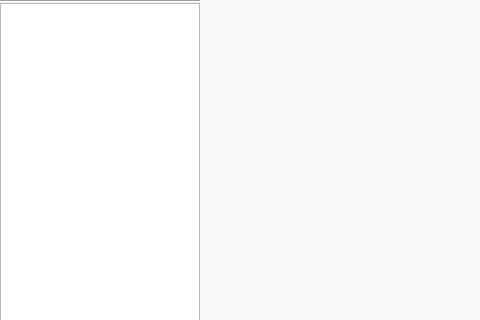
Above: main2window.ui from cuncinc/CloudMusic_Qt before the change; both pictures show x 0 to 480 and y 0 to 320 of the 1290 by 470 pixel window. Below: the same form after it.
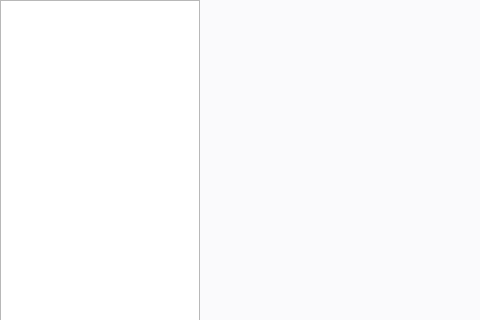
That is the form after the change. Icons and pictures are not drawn. Custom widgets are drawn as their Qt base class.

What changed in the file:
```diff
--- a/main2window.ui
+++ b/main2window.ui
@@ -18,6 +18,9 @@
   <property name="windowTitle">
    <string>MainWindow</string>
   </property>
+  <property name="styleSheet">
+   <string notr="true"/>
+  </property>
   <widget class="QWidget" name="centralwidget">
    <layout class="QHBoxLayout" name="horizontalLayout">
     <property name="spacing">
@@ -40,13 +43,6 @@
       <property name="spacing">
        <number>0</number>
       </property>
-      <item>
-       <widget class="Line" name="line">
-        <property name="orientation">
-         <enum>Qt::Horizontal</enum>
-        </property>
-       </widget>
-      </item>
       <item>
        <widget class="NavListView" name="navigation">
         <property name="sizePolicy">
```
Left out of the diff: 2 changed lines with no effect on the pictures.
